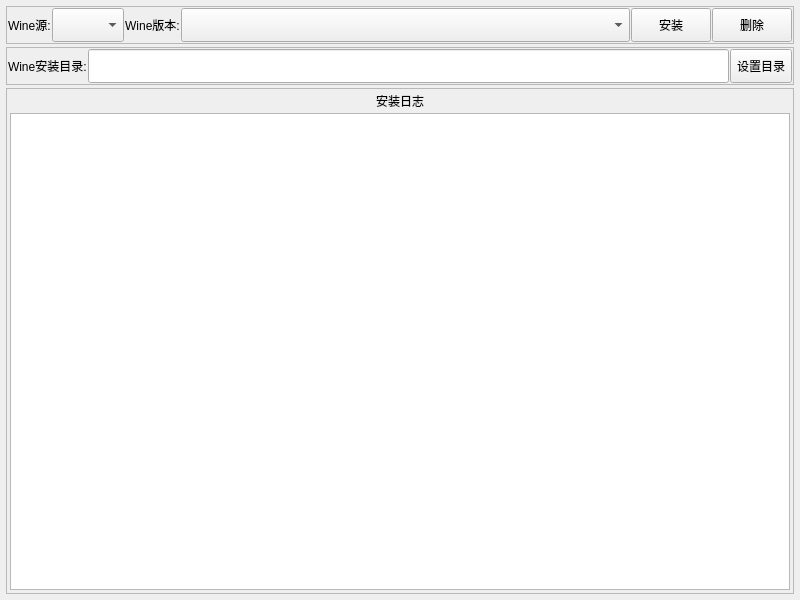
Qt form ui/vekWineOption.ui (gfdgd-xi/vekcode) before a commit.
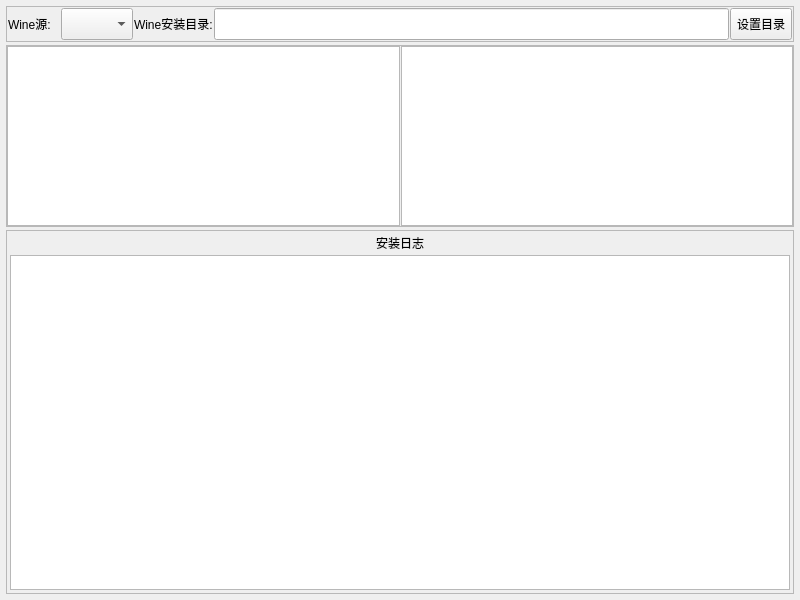
The same form after that commit.

Diff of the .ui file:
```diff
--- a/ui/vekWineOption.ui
+++ b/ui/vekWineOption.ui
@@ -62,7 +62,7 @@
     <number>3</number>
    </property>
    <item>
-    <layout class="QVBoxLayout" name="verticalLayout_3" stretch="1,1,10">
+    <layout class="QVBoxLayout" name="verticalLayout_3" stretch="1,5,10">
      <property name="spacing">
       <number>3</number>
      </property>
@@ -104,7 +104,7 @@
        <property name="frameShadow">
         <enum>QFrame::Raised</enum>
        </property>
-       <layout class="QHBoxLayout" name="horizontalLayout" stretch="1,30,10,80,0,1">
+       <layout class="QHBoxLayout" name="horizontalLayout" stretch="1,5,1,10,5">
         <property name="spacing">
          <number>1</number>
         </property>
@@ -138,106 +138,6 @@
          </widget>
         </item>
         <item>
-         <widget class="QLabel" name="label">
-          <property name="sizePolicy">
-           <sizepolicy hsizetype="Fixed" vsizetype="Preferred">
-            <horstretch>0</horstretch>
-            <verstretch>0</verstretch>
-           </sizepolicy>
-          </property>
-          <property name="text">
-           <string>Wine版本:</string>
-          </property>
-          <property name="alignment">
-           <set>Qt::AlignCenter</set>
-          </property>
-         </widget>
-        </item>
-        <item>
-         <widget class="QComboBox" name="comboBox_wineVer">
-          <property name="sizePolicy">
-           <sizepolicy hsizetype="Preferred" vsizetype="Preferred">
-            <horstretch>0</horstretch>
-            <verstretch>0</verstretch>
-           </sizepolicy>
-          </property>
-         </widget>
-        </item>
-        <item>
-         <widget class="QPushButton" name="pushButton_Install">
-          <property name="sizePolicy">
-           <sizepolicy hsizetype="Preferred" vsizetype="Preferred">
-            <horstretch>0</horstretch>
-            <verstretch>0</verstretch>
-           </sizepolicy>
-          </property>
-          <property name="text">
-           <string>安装</string>
-          </property>
-         </widget>
-        </item>
-        <item>
-         <widget class="QPushButton" name="pushButton_deleteWine">
-          <property name="sizePolicy">
-           <sizepolicy hsizetype="Preferred" vsizetype="Preferred">
-            <horstretch>0</horstretch>
-            <verstretch>0</verstretch>
-           </sizepolicy>
-          </property>
-          <property name="text">
-           <string>删除</string>
-          </property>
-         </widget>
-        </item>
-       </layout>
-      </widget>
-     </item>
-     <item>
-      <widget class="QFrame" name="frame_2">
-       <property name="sizePolicy">
-        <sizepolicy hsizetype="Preferred" vsizetype="Maximum">
-         <horstretch>0</horstretch>
-         <verstretch>0</verstretch>
-        </sizepolicy>
-       </property>
-       <property name="minimumSize">
-        <size>
-         <width>0</width>
-         <height>0</height>
-        </size>
-       </property>
-       <property name="maximumSize">
-        <size>
-         <width>16777215</width>
-         <height>38</height>
-        </size>
-       </property>
-       <property name="frameShape">
-        <enum>QFrame::StyledPanel</enum>
-       </property>
-       <property name="frameShadow">
-        <enum>QFrame::Raised</enum>
-       </property>
-       <layout class="QHBoxLayout" name="horizontalLayout_2" stretch="2,15,5">
-        <property name="spacing">
-         <number>1</number>
-        </property>
-        <property name="sizeConstraint">
-         <enum>QLayout::SetDefaultConstraint</enum>
-        </property>
-        <property name="leftMargin">
-         <number>1</number>
-        </property>
-        <property name="topMargin">
-         <number>1</number>
-        </property>
-        <property name="rightMargin">
-         <number>1</number>
-        </property>
-        <property name="bottomMargin">
-         <number>1</number>
-        </property>
-        <item>
          <widget class="QLabel" name="label_2">
           <property name="sizePolicy">
            <sizepolicy hsizetype="Fixed" vsizetype="Preferred">
@@ -276,6 +176,50 @@
        </layout>
       </widget>
      </item>
+     <item>
+      <widget class="QFrame" name="frame_4">
+       <property name="frameShape">
+        <enum>QFrame::StyledPanel</enum>
+       </property>
+       <layout class="QHBoxLayout" name="horizontalLayout_2" stretch="1,1">
+        <property name="spacing">
+         <number>1</number>
+        </property>
+        <property name="leftMargin">
+         <number>0</number>
+        </property>
+        <property name="topMargin">
+         <number>0</number>
+        </property>
+        <property name="rightMargin">
+         <number>0</number>
+        </property>
+        <property name="bottomMargin">
+         <number>0</number>
+        </property>
+        <item>
+         <widget class="QTableView" name="tableView_winen">
+          <property name="editTriggers">
+           <set>QAbstractItemView::NoEditTriggers</set>
+          </property>
+         </widget>
+        </item>
+        <item>
+         <widget class="QTableView" name="tableView_wined">
+          <property name="sizePolicy">
+           <sizepolicy hsizetype="Preferred" vsizetype="Preferred">
+            <horstretch>0</horstretch>
+            <verstretch>0</verstretch>
+           </sizepolicy>
+          </property>
+          <property name="editTriggers">
+           <set>QAbstractItemView::NoEditTriggers</set>
+          </property>
+         </widget>
+        </item>
+       </layout>
+      </widget>
+     </item>
      <item>
       <widget class="QFrame" name="frame">
        <property name="sizePolicy">
```
